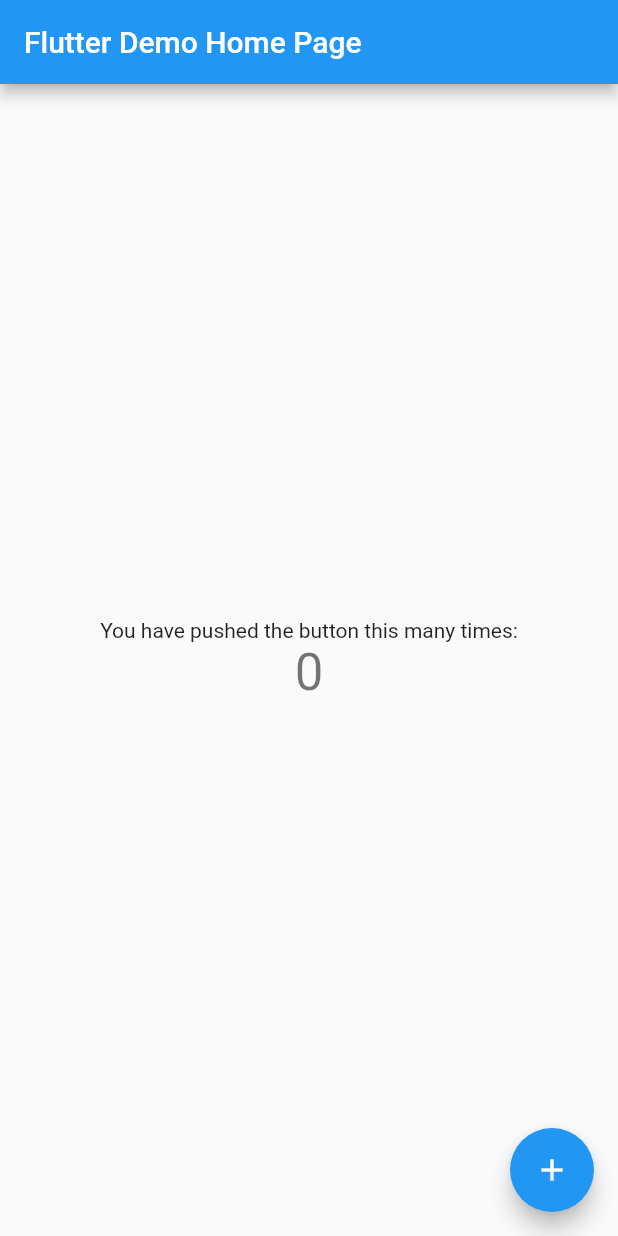
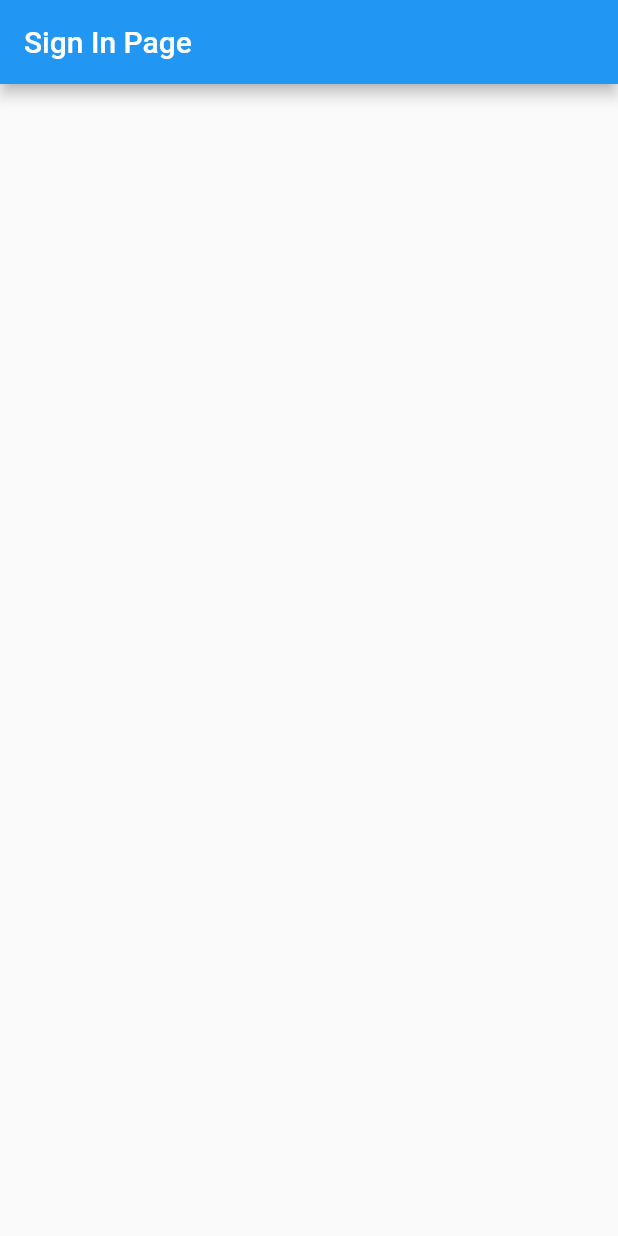
Before and after one commit to smidhunkks/Libman, a Flutter app: the screen it shows after launch, on a phone screen of 412 x 824 dp. Run offline on Flutter 3.47's test engine with Material 2 defaults, Android fonts, the light colour scheme and no system bars.

Commit message:
Building sign-up page

```diff
--- a/lib/main.dart
+++ b/lib/main.dart
@@ -1,115 +1,22 @@
 import 'package:flutter/material.dart';
 
-void main() {
-  runApp(const MyApp());
+void main()=> runApp(MaterialApp(home:Homepage(),));
+
+class Homepage extends StatefulWidget {
+
+  @override
+  _HomepageState createState() => _HomepageState();
 }
 
-class MyApp extends StatelessWidget {
-  const MyApp({Key? key}) : super(key: key);
-
-  // This widget is the root of your application.
+class _HomepageState extends State<Homepage> {
   @override
   Widget build(BuildContext context) {
-    return MaterialApp(
-      title: 'Flutter Demo',
-      theme: ThemeData(
-        // This is the theme of your application.
-        //
-        // Try running your application with "flutter run". You'll see the
-        // application has a blue toolbar. Then, without quitting the app, try
-        // changing the primarySwatch below to Colors.green and then invoke
-        // "hot reload" (press "r" in the console where you ran "flutter run",
-        // or simply save your changes to "hot reload" in a Flutter IDE).
-        // Notice that the counter didn't reset back to zero; the application
-        // is not restarted.
-        primarySwatch: Colors.blue,
+    return Scaffold(
+      appBar:AppBar(
+        backgroundColor:Colors.blue,
+        title: Text('Sign In Page'),
       ),
-      home: const MyHomePage(title: 'Flutter Demo Home Page'),
+
     );
   }
 }
-
-class MyHomePage extends StatefulWidget {
-  const MyHomePage({Key? key, required this.title}) : super(key: key);
-
-  // This widget is the home page of your application. It is stateful, meaning
-  // that it has a State object (defined below) that contains fields that affect
-  // how it looks.
-
-  // This class is the configuration for the state. It holds the values (in this
-  // case the title) provided by the parent (in this case the App widget) and
-  // used by the build method of the State. Fields in a Widget subclass are
-  // always marked "final".
-
-  final String title;
-
-  @override
-  State<MyHomePage> createState() => _MyHomePageState();
-}
-
-class _MyHomePageState extends State<MyHomePage> {
-  int _counter = 0;
-
-  void _incrementCounter() {
-    setState(() {
-      // This call to setState tells the Flutter framework that something has
-      // changed in this State, which causes it to rerun the build method below
-      // so that the display can reflect the updated values. If we changed
-      // _counter without calling setState(), then the build method would not be
-      // called again, and so nothing would appear to happen.
-      _counter++;
-    });
-  }
-
-  @override
-  Widget build(BuildContext context) {
-    // This method is rerun every time setState is called, for instance as done
-    // by the _incrementCounter method above.
-    //
-    // The Flutter framework has been optimized to make rerunning build methods
-    // fast, so that you can just rebuild anything that needs updating rather
-    // than having to individually change instances of widgets.
-    return Scaffold(
-      appBar: AppBar(
-        // Here we take the value from the MyHomePage object that was created by
-        // the App.build method, and use it to set our appbar title.
-        title: Text(widget.title),
-      ),
-      body: Center(
-        // Center is a layout widget. It takes a single child and positions it
-        // in the middle of the parent.
-        child: Column(
-          // Column is also a layout widget. It takes a list of children and
-          // arranges them vertically. By default, it sizes itself to fit its
-          // children horizontally, and tries to be as tall as its parent.
-          //
-          // Invoke "debug painting" (press "p" in the console, choose the
-          // "Toggle Debug Paint" action from the Flutter Inspector in Android
-          // Studio, or the "Toggle Debug Paint" command in Visual Studio Code)
-          // to see the wireframe for each widget.
-          //
-          // Column has various properties to control how it sizes itself and
-          // how it positions its children. Here we use mainAxisAlignment to
-          // center the children vertically; the main axis here is the vertical
-          // axis because Columns are vertical (the cross axis would be
-          // horizontal).
-          mainAxisAlignment: MainAxisAlignment.center,
-          children: <Widget>[
-            const Text(
-              'You have pushed the button this many times:',
-            ),
-            Text(
-              '$_counter',
-              style: Theme.of(context).textTheme.headline4,
-            ),
-          ],
-        ),
-      ),
-      floatingActionButton: FloatingActionButton(
-        onPressed: _incrementCounter,
-        tooltip: 'Increment',
-        child: const Icon(Icons.add),
-      ), // This trailing comma makes auto-formatting nicer for build methods.
-    );
-  }
-}
```
